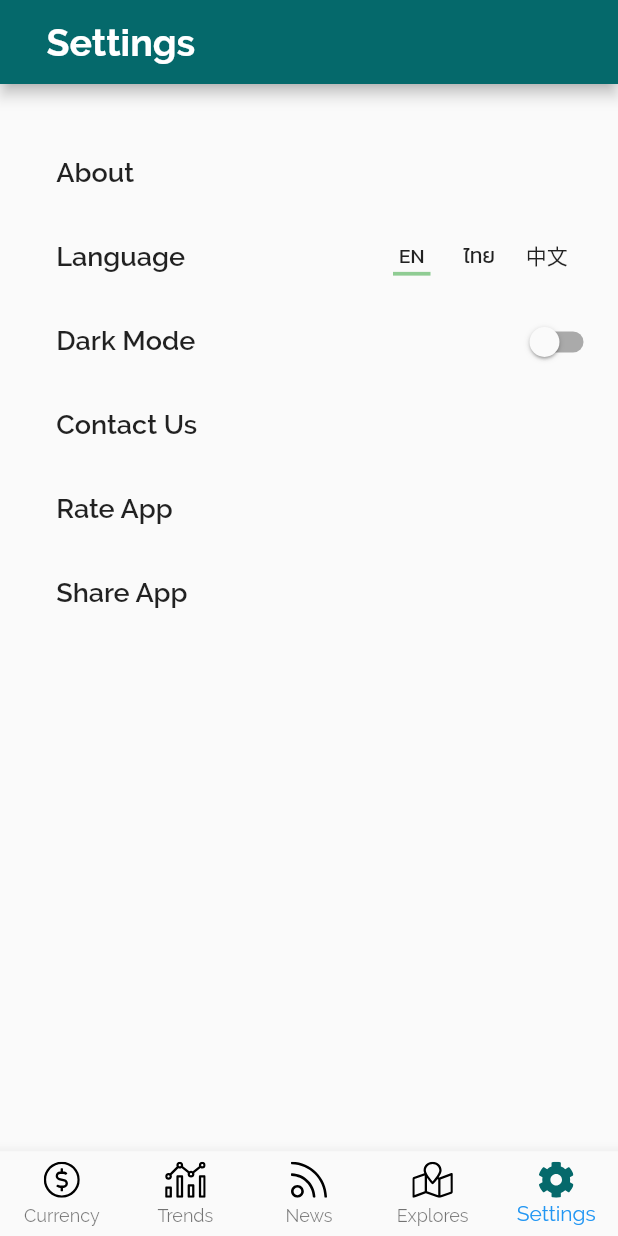
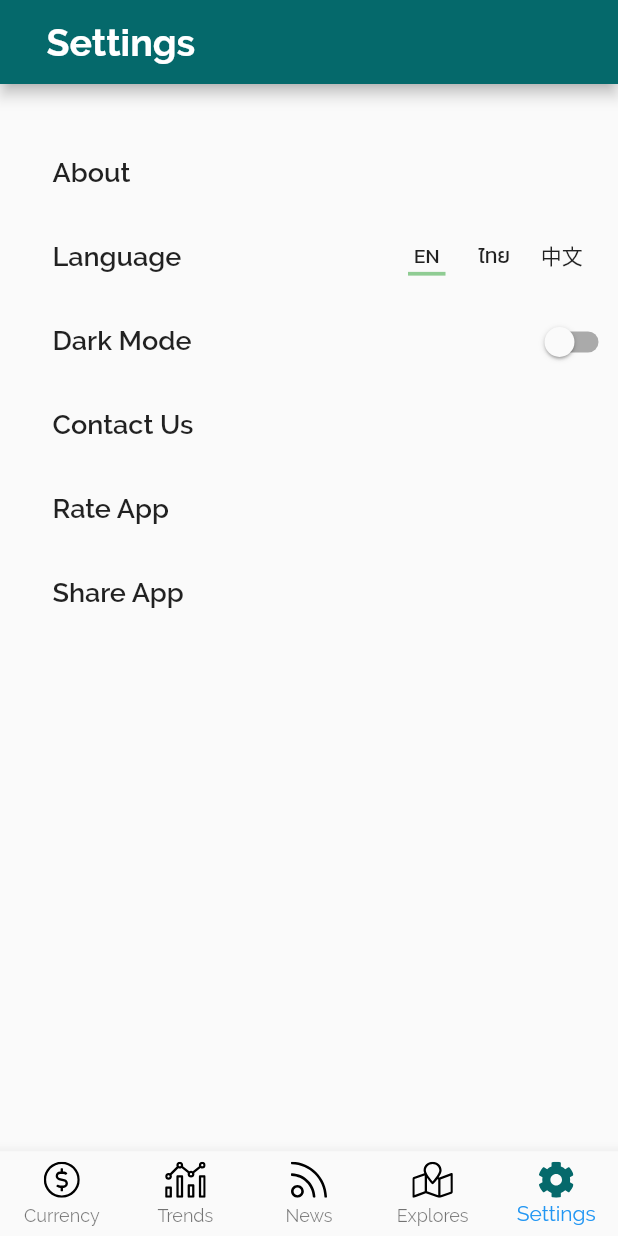
Before and after one commit to nattawut-Mecode/mechange_app, a Flutter app: the screen it shows after launch, item 5 of the bottom bar chosen, on a phone screen of 412 x 824 dp. Run offline on Flutter 3.47's test engine with Material 2 defaults, Android fonts, the phone set to English and light mode, and no system bars; our stand-ins replace flutter_svg.

Commit message:
feat : full highlight settings menu

```diff
--- a/lib/pages/settings.dart
+++ b/lib/pages/settings.dart
@@ -82,7 +82,7 @@ class _SettingsPageState extends State<SettingsPage>
     final theme = Provider.of<ThemeProvider>(context);
     final language = Provider.of<LanguageProvider>(context);
     return Padding(
-      padding: EdgeInsets.only(left: 27.5, top: 32, right: 10),
+      padding: EdgeInsets.only(top: 32,),
       child: ScrollConfiguration(
         behavior: DisableGlow(),
         child: ListView(
@@ -90,20 +90,20 @@ class _SettingsPageState extends State<SettingsPage>
             FlatButton(
               padding: EdgeInsets.only(),
               child: ListTile(
-                  contentPadding: EdgeInsets.only(left: 10),
+                  contentPadding: EdgeInsets.only(left: 35),
                   leading: Text(CustomeLocalizaation.of(context).getTranslateValue("settings_about"),
                       style: TextStyle(
                           fontSize: 18, fontWeight: FontWeight.w600))),
               onPressed: () {},
             ),
             ListTile(
-              contentPadding: EdgeInsets.only(left: 10),
+              contentPadding: EdgeInsets.only(left: 35),
               leading: Text(CustomeLocalizaation.of(context).getTranslateValue("settings_language"),
                   style: TextStyle(fontSize: 18, fontWeight: FontWeight.w600)),
               trailing: selectLanguageBar(language),
             ),
             ListTile(
-              contentPadding: EdgeInsets.only(left: 10),
+              contentPadding: EdgeInsets.only(left: 35),
               leading: Text(CustomeLocalizaation.of(context).getTranslateValue("settings_darkmode"),
                   style: TextStyle(fontSize: 18, fontWeight: FontWeight.w600)),
               trailing: Switch(activeColor: theme.themePrimary,value: theme.brightness == Brightness.dark, onChanged: (value){
@@ -113,7 +113,7 @@ class _SettingsPageState extends State<SettingsPage>
             FlatButton(
               padding: EdgeInsets.only(),
               child: ListTile(
-                  contentPadding: EdgeInsets.only(left: 10),
+                  contentPadding: EdgeInsets.only(left: 35),
                   leading: Text(CustomeLocalizaation.of(context).getTranslateValue("settings_contactus"),
                       style: TextStyle(
                           fontSize: 18, fontWeight: FontWeight.w600))),
@@ -122,7 +122,7 @@ class _SettingsPageState extends State<SettingsPage>
             FlatButton(
               padding: EdgeInsets.only(),
               child: ListTile(
-                  contentPadding: EdgeInsets.only(left: 10),
+                  contentPadding: EdgeInsets.only(left: 35),
                   leading: Text(CustomeLocalizaation.of(context).getTranslateValue("settings_rateapp"),
                       style: TextStyle(
                           fontSize: 18, fontWeight: FontWeight.w600))),
@@ -131,7 +131,7 @@ class _SettingsPageState extends State<SettingsPage>
             FlatButton(
               padding: EdgeInsets.only(),
               child: ListTile(
-                  contentPadding: EdgeInsets.only(left: 10),
+                  contentPadding: EdgeInsets.only(left: 35),
                   leading: Text(CustomeLocalizaation.of(context).getTranslateValue("settings_shareapp"),
                       style: TextStyle(
                           fontSize: 18, fontWeight: FontWeight.w600))),
```
